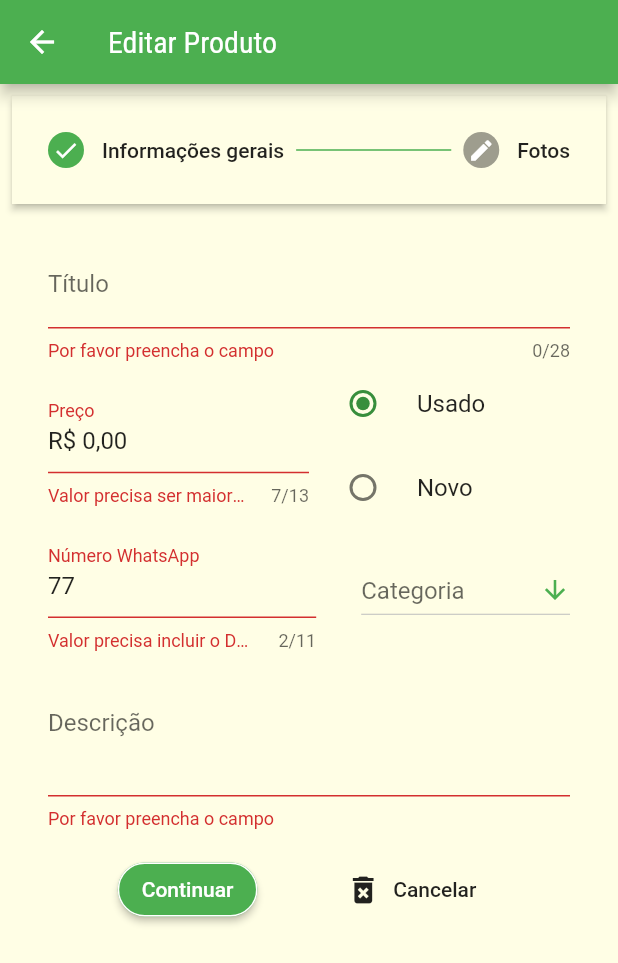
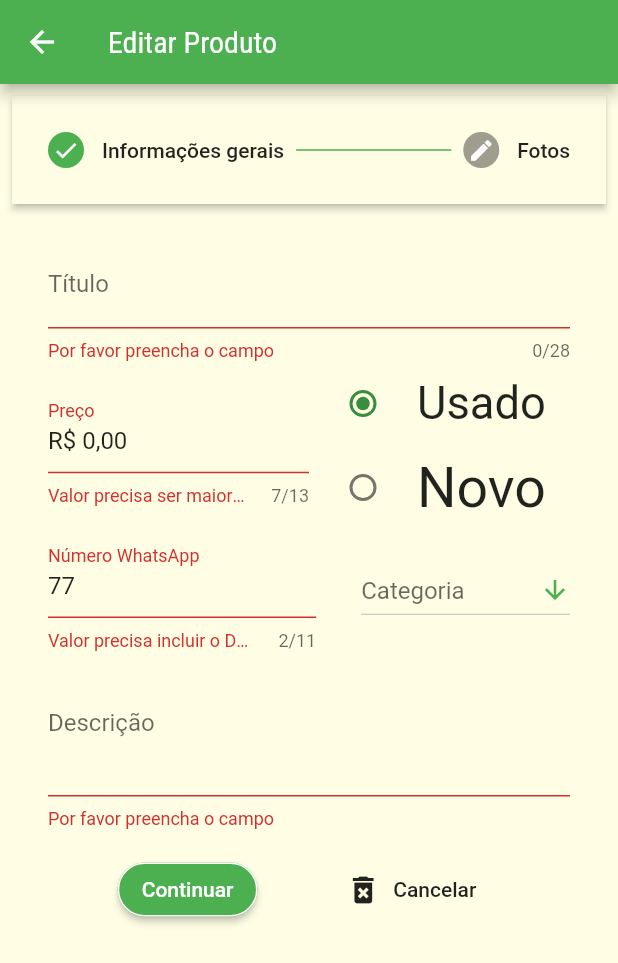
Before and after one commit to Jordhan-Carvalho/flutter-vitrine, a Flutter app: the EditProductScreen screen opened by its route, on a phone screen of 412 x 824 dp. Shown: the top 963 px of the screen. Run offline on Flutter 3.47's test engine with Material 2 defaults, Android fonts, the phone set to English and light mode, and no system bars; our stand-ins replace cloud_firestore, firebase_auth, firebase_crashlytics, firebase_messaging, firebase_storage, google_sign_in and 5 more; missing offline and left inert: flutter_facebook_login, flutter_open_whatsapp; accounts and stored records are empty; network calls fail.

Commit message:
Minor adaptability fixes

```diff
--- a/lib/screens/edit_product_screen.dart
+++ b/lib/screens/edit_product_screen.dart
@@ -369,7 +369,8 @@ class _EditProductScreenState extends State<EditProductScreen> {
                                         child: Column(
                                           children: <Widget>[
                                             RadioListTile<Condition>(
-                                              title: const Text('Usado'),
+                                              title: const FittedBox(
+                                                  child: const Text('Usado')),
                                               value: Condition.Usado,
                                               groupValue: _editedProd.condition,
                                               activeColor: Theme.of(context)
@@ -381,7 +382,8 @@ class _EditProductScreenState extends State<EditProductScreen> {
                                               },
                                             ),
                                             RadioListTile<Condition>(
-                                              title: const Text('Novo'),
+                                              title: const FittedBox(
+                                                  child: const Text('Novo')),
                                               value: Condition.Novo,
                                               groupValue: _editedProd.condition,
                                               activeColor: Theme.of(context)
```
Also changed, not shown: lib/screens/buy_services.dart (+10 -12 lines), lib/screens/product_detail_screen.dart (+5 -3 lines), 1 other file.
